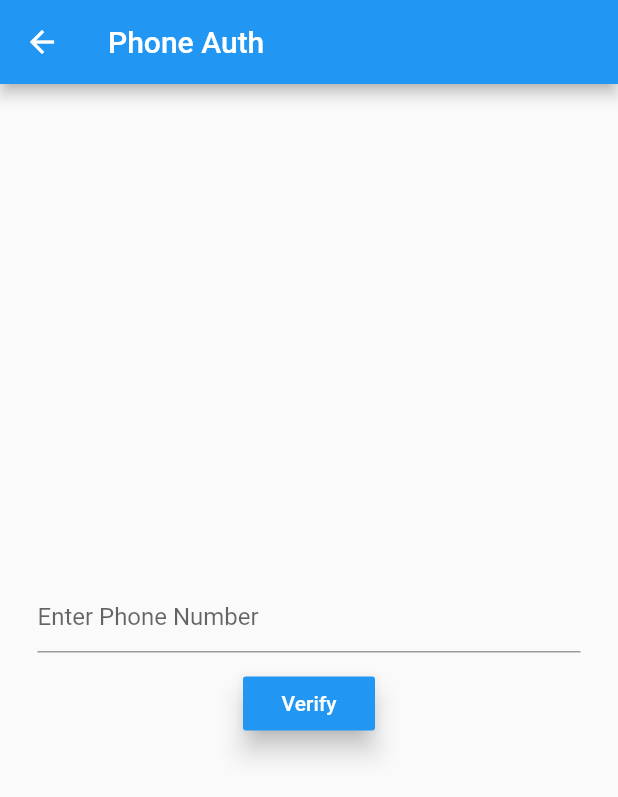
After one commit to mridul82/flutter-frontend, a Flutter app: the PhoneAuth screen opened directly, on a phone screen of 412 x 824 dp. The commit adds this screen. Shown: the top 797 px of the screen. Run offline on Flutter 3.47's test engine with Material 2 defaults, Android fonts, the phone set to English and light mode, and no system bars; our stand-ins replace firebase_auth, firebase_core, shared_preferences; accounts and stored records are empty; network calls fail.

Commit message:
Login with Phone

```diff
--- /dev/null
+++ b/lib/Services/phone_auth.dart
@@ -0,0 +1,60 @@
+import 'package:firebase_auth/firebase_auth.dart';
+import 'package:flutter/cupertino.dart';
+
+import 'package:flutter/material.dart';
+
+class PhoneAuth extends StatefulWidget {
+  @override
+  _PhoneAuthState createState() => _PhoneAuthState();
+}
+
+class _PhoneAuthState extends State<PhoneAuth> {
+  String phoneNo;
+  String smsCode;
+  String verificationId;
+
+  @override
+  Widget build(BuildContext context) {
+    return new Scaffold(
+      appBar: AppBar(
+        title: Text('Phone Auth'),
+      ),
+      body: Center(
+        child: Container(
+          padding: EdgeInsets.all(25.0),
+          child: Column(
+            mainAxisAlignment: MainAxisAlignment.center,
+            children: [
+              TextField(
+                decoration: InputDecoration(hintText: 'Enter Phone Number'),
+                onChanged: (value) {
+                  this.phoneNo = value;
+                },
+              ),
+              SizedBox(
+                height: 10.0,
+              ),
+              RaisedButton(
+                onPressed: verifyPhone,
+                child: Text('Verify'),
+                textColor: Colors.white,
+                elevation: 7.0,
+                color: Colors.blue,
+              ),
+            ],
+          ),
+        ),
+      ),
+    );
+  }
+
+  Future<void> verifyPhone() async {
+    await FirebaseAuth.instance.verifyPhoneNumber(
+      phoneNumber: this.phoneNo,
+      verificationCompleted: (PhoneAuthCredential credential) {},
+      verificationFailed: (FirebaseAuthException e) {},
+      codeSent: (String verificationId, int resendToken) {},
+      codeAutoRetrievalTimeout: (String verificationId) {},
+    );
+  }
+}
--- a/lib/main.dart
+++ b/lib/main.dart
@@ -1,8 +1,11 @@
+import 'package:firebase_core/firebase_core.dart';
 import 'package:flutter/material.dart';
 
 import 'Screens/HomePage.dart';
 
-void main() {
+Future<void> main() async {
+  WidgetsFlutterBinding.ensureInitialized();
+  await Firebase.initializeApp();
   runApp(MyApp());
 }
 
--- a/pubspec.yaml
+++ b/pubspec.yaml
@@ -25,6 +25,12 @@ dependencies:
     sdk: flutter
   http:
   shared_preferences: ^0.5.10
+
+  intl: ^0.16.1
+  firebase_core: ^0.7.0
+  firebase_auth: ^0.20.0+1
+  path_provider: ^1.6.7
+  provider: ^4.0.5+1
 
 
 
```
Also changed, not shown: lib/Screens/HomePage.dart (+21 -0 lines), lib/Screens/LoginWithPhone.dart (added, +183 -0 lines), pubspec.lock, 7 other files.
